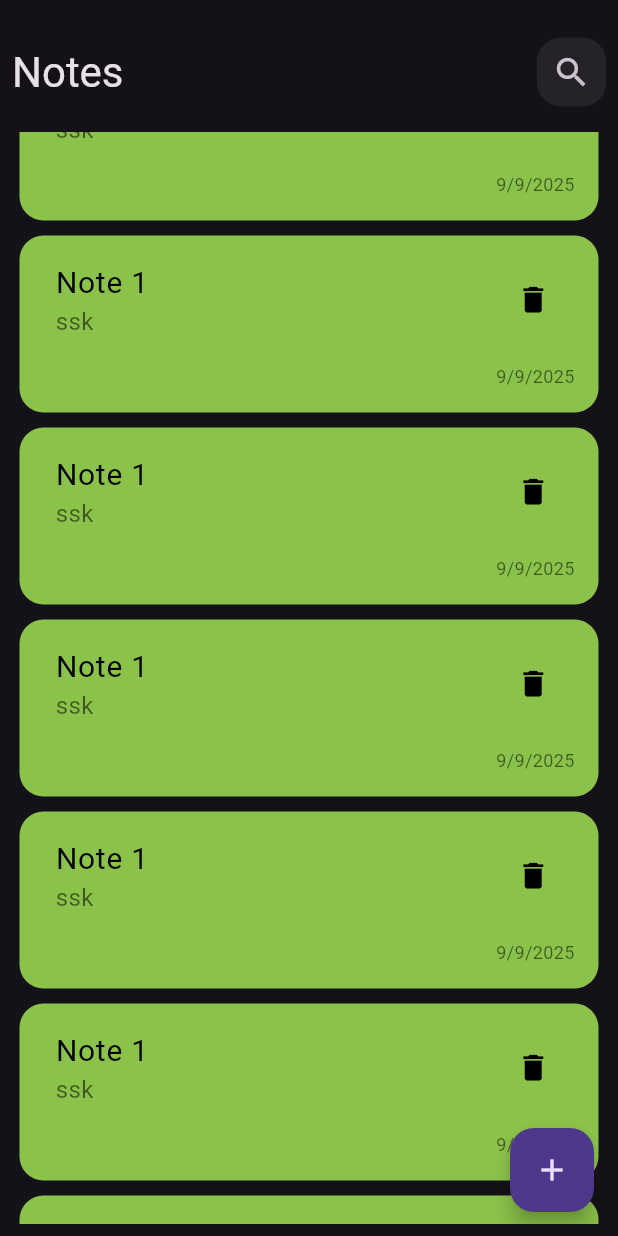
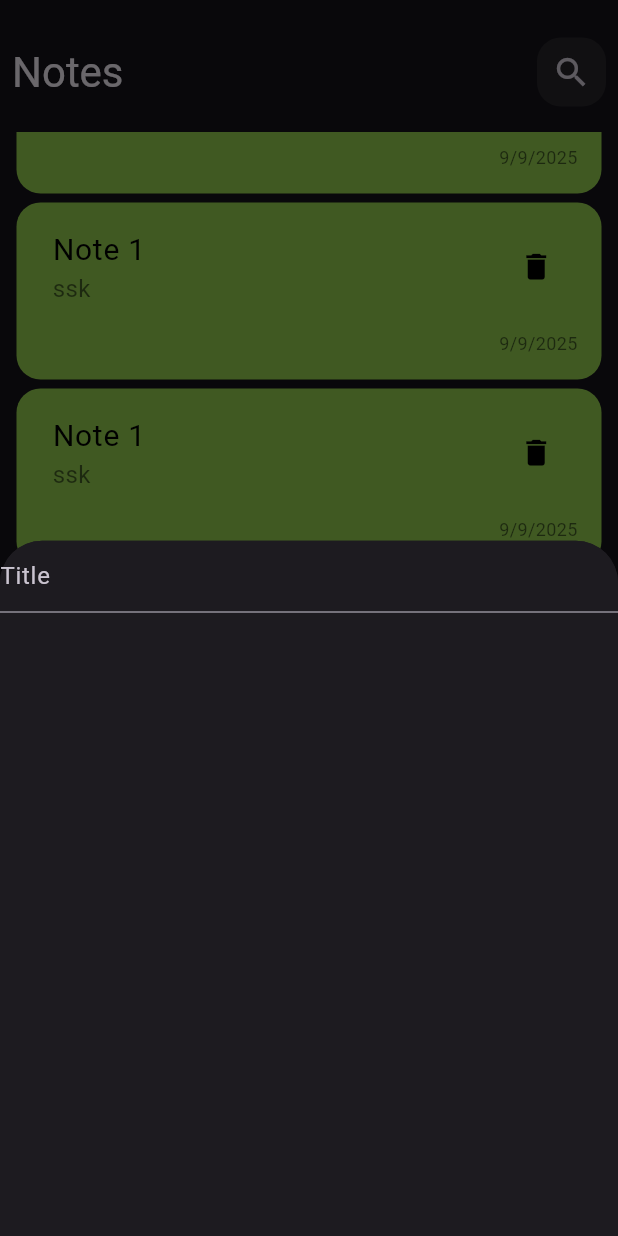
Before and after one commit to mariooom/Notefy, a Flutter app: the screen it shows after launch, scrolled down 576 dp, after a tap on the "add" icon, on a phone screen of 412 x 824 dp. Run offline on Flutter 3.47's test engine with Material 3 defaults, Android fonts, the phone set to English and light mode, and no system bars; Roboto replaces fonts that are missing (Merienda).

Commit message:
add show bottom sheet

```diff
--- a/lib/presentation/views/home_view.dart
+++ b/lib/presentation/views/home_view.dart
@@ -1,4 +1,5 @@
 import 'package:flutter/material.dart';
+import 'package:notesapp/presentation/widgets/bottom_sheet.dart';
 import 'package:notesapp/presentation/widgets/custom_appbar.dart';
 import 'package:notesapp/presentation/views/notes_view_body.dart';
 
@@ -21,7 +22,15 @@ class _HomeViewState extends State<HomeView> {
         ]),
       ),
       floatingActionButton: FloatingActionButton(
-        onPressed: () {},
+        backgroundColor: Colors.green,
+        foregroundColor: Colors.white,
+        elevation: 3,
+        onPressed: () {
+          showModalBottomSheet<void>(
+            context: context,
+            builder: (BuildContext context) => const CustomBottomSheet(),
+          );
+        },
         child: Icon(Icons.add),
       ),
     );
--- /dev/null
+++ b/lib/presentation/widgets/bottom_sheet.dart
@@ -0,0 +1,21 @@
+import 'package:flutter/material.dart';
+
+class CustomBottomSheet extends StatelessWidget {
+  const CustomBottomSheet({super.key});
+
+  @override
+  Widget build(BuildContext context) {
+    return BottomSheet(
+      onClosing: () {},
+      builder: (BuildContext context) {
+        return Column(
+          children: [
+            TextField(
+              decoration: const InputDecoration(hintText: 'Title'),
+            )
+          ],
+        );
+      },
+    );
+  }
+}
--- a/lib/presentation/widgets/notes_list_builder.dart
+++ b/lib/presentation/widgets/notes_list_builder.dart
@@ -9,7 +9,7 @@ class NotesListBuilder extends StatelessWidget {
     return ListView.builder(
       itemBuilder: (BuildContext context, int index) {
         return Padding(
-          padding: const EdgeInsets.all(5.0),
+          padding: const EdgeInsets.all(3.0),
           child: const NoteItem(),
         );
       },
```
